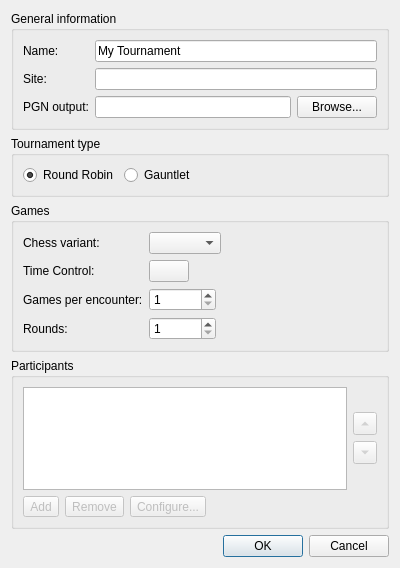
cutechess/cutechess, file projects/gui/ui/newtournamentdlg.ui: the form before one commit.
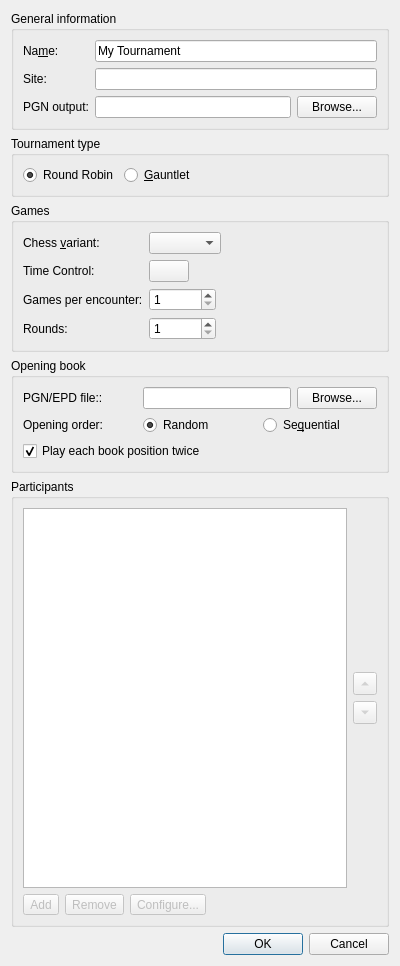
The form after the commit. Icons and pictures are not drawn.

Commit message: new tournament dialog: add book options

What changed in the file:
```diff
--- a/projects/gui/ui/newtournamentdlg.ui
+++ b/projects/gui/ui/newtournamentdlg.ui
@@ -7,7 +7,7 @@
     <x>0</x>
     <y>0</y>
     <width>400</width>
-    <height>568</height>
+    <height>966</height>
    </rect>
   </property>
   <property name="windowTitle">
@@ -23,7 +23,7 @@
       <item row="0" column="0">
        <widget class="QLabel" name="label_3">
         <property name="text">
-         <string>Name:</string>
+         <string>Na&amp;me:</string>
         </property>
         <property name="buddy">
          <cstring>m_nameEdit</cstring>
@@ -119,7 +119,7 @@
       <item>
        <widget class="QRadioButton" name="m_gauntletRadio">
         <property name="text">
-         <string>Gauntlet</string>
+         <string>&amp;Gauntlet</string>
         </property>
        </widget>
       </item>
@@ -163,7 +163,7 @@
          </font>
         </property>
         <property name="text">
-         <string>Chess variant:</string>
+         <string>Chess &amp;variant:</string>
         </property>
         <property name="buddy">
          <cstring>m_variantCombo</cstring>
@@ -240,6 +240,95 @@
      </layout>
     </widget>
    </item>
+   <item>
+    <widget class="QGroupBox" name="groupBox_5">
+     <property name="title">
+      <string>Opening book</string>
+     </property>
+     <layout class="QGridLayout" name="gridLayout">
+      <item row="0" column="0">
+       <widget class="QLabel" name="label_13">
+        <property name="text">
+         <string>PGN/EPD file::</string>
+        </property>
+        <property name="buddy">
+         <cstring>m_pgnoutEdit</cstring>
+        </property>
+       </widget>
+      </item>
+      <item row="0" column="1" colspan="2">
+       <layout class="QHBoxLayout" name="horizontalLayout_6">
+        <item>
+         <widget class="QLineEdit" name="m_bookFileEdit">
+          <property name="sizePolicy">
+           <sizepolicy hsizetype="Expanding" vsizetype="Fixed">
+            <horstretch>0</horstretch>
+            <verstretch>0</verstretch>
+           </sizepolicy>
+          </property>
+          <property name="text">
+           <string/>
+          </property>
+         </widget>
+        </item>
+        <item>
+         <widget class="QPushButton" name="m_browseBookFilesBtn">
+          <property name="sizePolicy">
+           <sizepolicy hsizetype="Minimum" vsizetype="Fixed">
+            <horstretch>0</horstretch>
+            <verstretch>0</verstretch>
+           </sizepolicy>
+          </property>
+          <property name="text">
+           <string>Browse...</string>
+          </property>
+         </widget>
+        </item>
+       </layout>
+      </item>
+      <item row="1" column="0">
+       <widget class="QLabel" name="label_11">
+        <property name="text">
+         <string>Opening order:</string>
+        </property>
+        <property name="buddy">
+         <cstring>m_timeControlBtn</cstring>
+        </property>
+       </widget>
+      </item>
+      <item row="1" column="1">
+       <widget class="QRadioButton" name="m_randomOrderRadio">
+        <property name="text">
+         <string>Random</string>
+        </property>
+        <property name="checked">
+         <bool>true</bool>
+        </property>
+       </widget>
+      </item>
+      <item row="1" column="2">
+       <widget class="QRadioButton" name="m_seqOrderRadio">
+        <property name="text">
+         <string>Se&amp;quential</string>
+        </property>
+        <property name="checked">
+         <bool>false</bool>
+        </property>
+       </widget>
+      </item>
+      <item row="2" column="0" colspan="2">
+       <widget class="QCheckBox" name="m_repeatCheckBox">
+        <property name="text">
+         <string>Play each book position twice</string>
+        </property>
+        <property name="checked">
+         <bool>true</bool>
+        </property>
+       </widget>
+      </item>
+     </layout>
+    </widget>
+   </item>
    <item>
     <widget class="QGroupBox" name="groupBox">
      <property name="autoFillBackground">
```
Left out of the diff: 20 changed lines with no effect on the pictures. The commit also changes 2 other files.
